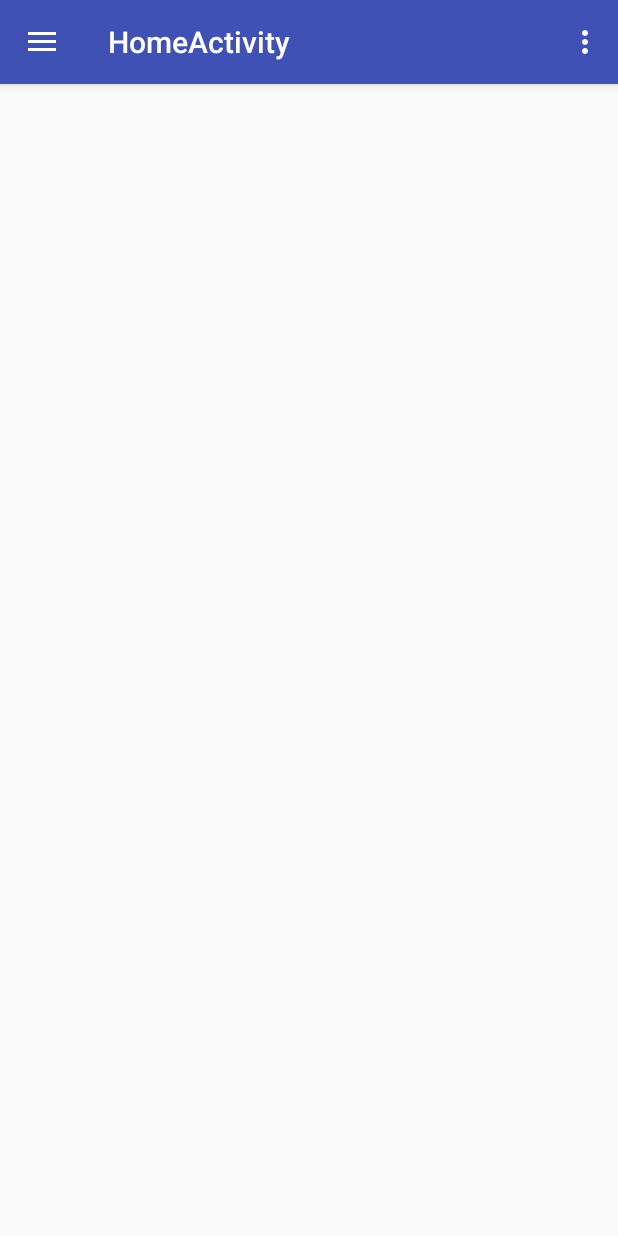
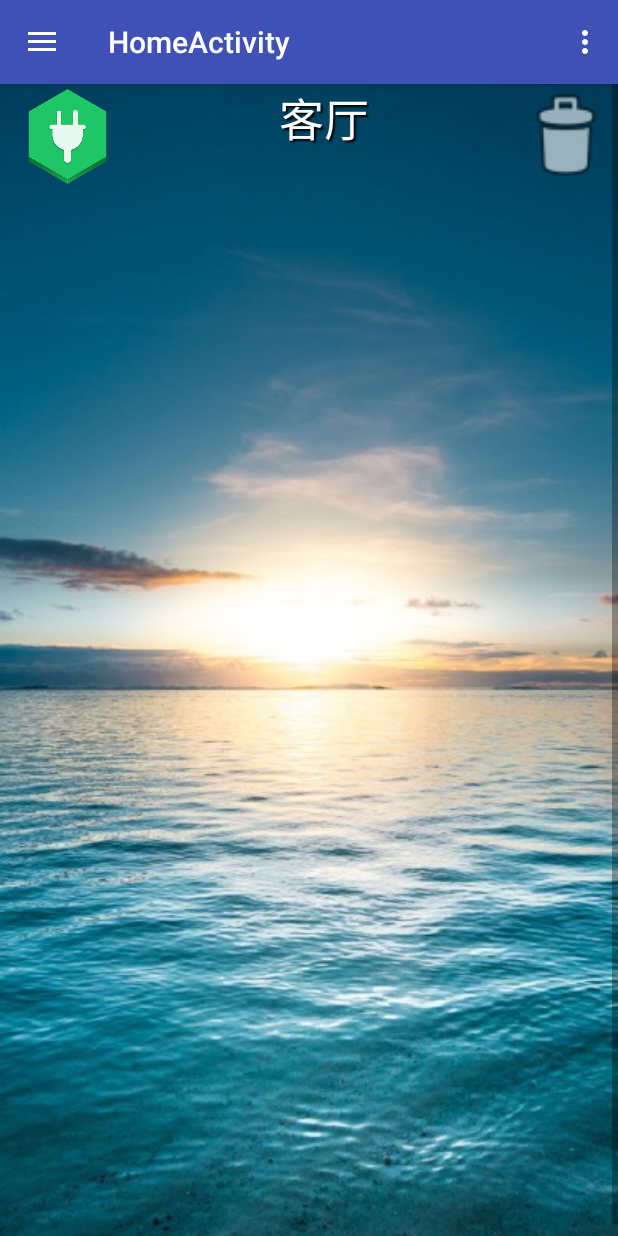
Before and after one commit to ZhaoYueNing/SmartHome, an Android app: the screen it shows after launch (HomeActivity), in the side drawer, after a tap on "设备列表", on a phone screen of 412 x 824 dp. Run offline under Robolectric (Android 15) with nearby library versions, the phone set to English and light mode, and no system bars; libraries missing offline, so code that uses them is left out: com.dd; network calls fail; 2 statements that could not run were skipped.

Commit message:
添加设备列表

```diff
--- a/app/build.gradle
+++ b/app/build.gradle
@@ -24,4 +24,7 @@ dependencies {
     testCompile 'junit:junit:4.12'
     compile 'com.android.support:appcompat-v7:23.4.0'
     compile 'com.android.support:design:23.4.0'
+    compile 'com.github.dmytrodanylyk.circular-progress-button:library:1.1.3'
+    compile 'com.android.support:support-v4:23.4.0'
+    compile 'com.android.support:recyclerview-v7:23.4.0'
 }
--- a/app/src/main/java/com/buynow/smarthome/activity/HomeActivity.java
+++ b/app/src/main/java/com/buynow/smarthome/activity/HomeActivity.java
@@ -1,10 +1,7 @@
 package com.buynow.smarthome.activity;
 
 import android.os.Bundle;
-import android.support.design.widget.FloatingActionButton;
-import android.support.design.widget.Snackbar;
 import android.support.v4.app.FragmentManager;
-import android.view.View;
 import android.support.design.widget.NavigationView;
 import android.support.v4.view.GravityCompat;
 import android.support.v4.widget.DrawerLayout;
@@ -13,9 +10,10 @@ import android.support.v7.app.AppCompatActivity;
 import android.support.v7.widget.Toolbar;
 import android.view.Menu;
 import android.view.MenuItem;
-import android.widget.Toast;
 
 import com.buynow.smarthome.R;
+import com.buynow.smarthome.fragment.AddNewDeviceFragment;
+import com.buynow.smarthome.fragment.DeviceListFragment;
 
 public class HomeActivity extends AppCompatActivity
         implements NavigationView.OnNavigationItemSelectedListener {
@@ -93,12 +91,15 @@ public class HomeActivity extends AppCompatActivity
         int id = item.getItemId();
         //// TODO: 设置菜单监听
         if (id == R.id.nav_addNewDevice) {
-            Toast.makeText(HomeActivity.this, "你好", Toast.LENGTH_SHORT).show();
-            // Handle the camera action
+            //进入添加设备界面
+            mFm.beginTransaction().replace(R.id.fl_home, new AddNewDeviceFragment()).commit();
+
         } else if (id == R.id.nav_deviceList) {
+            //进入设备列表
+            mFm.beginTransaction().replace(R.id.fl_home, new DeviceListFragment()).commit();
 
         } else if (id == R.id.nav_currentDevice) {
-
+            //当前设备
         }
 
         DrawerLayout drawer = (DrawerLayout) findViewById(R.id.drawer_layout);
--- /dev/null
+++ b/app/src/main/java/com/buynow/smarthome/dao/DeviceContainer.java
@@ -0,0 +1,54 @@
+package com.buynow.smarthome.dao;
+
+import com.buynow.smarthome.domain.Device;
+
+import java.util.LinkedList;
+import java.util.List;
+import java.util.UUID;
+
+/**
+ * Created by buynow on 16-6-9.
+ * 模块容器
+ * 封装sql处理
+ */
+public class DeviceContainer {
+    private static List<Device> sDeviceList = new LinkedList<Device>();
+
+    static {
+        //从数据库数据初始化容器
+        initData();
+    }
+
+
+    private static void initData() {
+        Device device = new Device();
+        device.setId(UUID.randomUUID().toString());
+        device.setName("客厅");
+
+        addDevice(device);
+    }
+
+    /**
+     * 添加设备
+     */
+    public static void addDevice( Device device) {
+        DeviceContainer.sDeviceList.add(device);
+        //sql处理
+
+    }
+
+    /**
+     * 移除操作
+     * @param device
+     * @return 删除成功返回true
+     */
+    public static boolean  removeDervice(Device device) {
+        return sDeviceList.remove(device);
+    }
+
+    public static List<Device> get() {
+        return sDeviceList;
+    }
+
+
+}
--- /dev/null
+++ b/app/src/main/java/com/buynow/smarthome/domain/Device.java
@@ -0,0 +1,55 @@
+package com.buynow.smarthome.domain;
+
+import java.text.DecimalFormat;
+import java.util.LinkedList;
+import java.util.List;
+import java.util.Map;
+
+/**
+ * Created by buynow on 16-6-9.
+ */
+public class Device {
+    //模块类型
+    private int type;
+    //模块的指令集
+    private Map<String,String> cmds;
+    //模块的名称
+    private String name;
+    //模块的ID
+    private String id;
+
+    public Device(){}
+
+    //set & get
+    public int getType() {
+        return type;
+    }
+
+    public void setType(int type) {
+        this.type = type;
+    }
+
+    public Map<String, String> getCmds() {
+        return cmds;
+    }
+
+    public void setCmds(Map<String, String> cmds) {
+        this.cmds = cmds;
+    }
+
+    public String getName() {
+        return name;
+    }
+
+    public void setName(String name) {
+        this.name = name;
+    }
+
+    public String getId() {
+        return id;
+    }
+
+    public void setId(String id) {
+        this.id = id;
+    }
+}
--- /dev/null
+++ b/app/src/main/java/com/buynow/smarthome/fragment/AddNewDeviceFragment.java
@@ -0,0 +1,115 @@
+package com.buynow.smarthome.fragment;
+
+import android.os.Bundle;
+import android.os.Handler;
+import android.os.Message;
+import android.support.annotation.Nullable;
+import android.support.v4.app.Fragment;
+import android.view.LayoutInflater;
+import android.view.View;
+import android.view.ViewGroup;
+import android.widget.EditText;
+
+import com.buynow.smarthome.R;
+import com.buynow.smarthome.domain.Device;
+import com.dd.CircularProgressButton;
+
+import java.io.BufferedOutputStream;
+import java.io.BufferedWriter;
+import java.io.IOException;
+import java.io.OutputStreamWriter;
+import java.io.PrintStream;
+import java.io.PrintWriter;
+import java.net.Socket;
+
+/**
+ * Created by buynow on 16-6-9.
+ */
+public class AddNewDeviceFragment  extends Fragment{
+    //模块ip地址
+    private final String DERVICE_IP = "192.168.4.1";
+    //模块端口号
+    private final int DERVICE_PORT = 8080;
+
+    private CircularProgressButton bt_initDevice;
+    private EditText et_wifiName;
+    private EditText et_wifiPassword;
+    private View mView;
+/*    private Handler mHandler = new Handler(){
+        @Override
+        public void handleMessage(Message msg) {
+            super.handleMessage(msg);
+        }
+    };*/
+
+    public AddNewDeviceFragment() {
+
+    }
+
+    @Nullable
+    @Override
+    public View onCreateView(LayoutInflater inflater, @Nullable ViewGroup container, @Nullable Bundle savedInstanceState) {
+        mView = inflater.inflate(R.layout.fragm_add_new_device, null);
+
+        //初始化数据
+        //初始化各组件
+        initData();
+        //初始化事件
+        initEvent();
+        return mView;
+    }
+
+    private void initEvent() {
+        //点击按钮
+        bt_initDevice.setOnClickListener(new View.OnClickListener() {
+            @Override
+            public void onClick(View v) {
+                //初始化模块
+                initDevice();
+
+            }
+        });
+    }
+
+    /**
+     * 初始化模块
+     * 1.通过TCP链接到模块
+     * (TCP 192.168.4.1:8080 模块为服务端)
+     * 2.为模块分配ID(通过UUID随机分配)
+     * 3.传递模块需要的wifi名及密码
+     */
+    private void initDevice() {
+        //TODO init dervice
+        new Thread(new Runnable() {
+            @Override
+            public void run() {
+                //通过tcp连接模块
+                try {
+                    String wifiName = et_wifiName.getText().toString();
+                    String wifiPassword = et_wifiPassword.getText().toString();
+
+                    Socket socket= new Socket(DERVICE_IP,DERVICE_PORT);
+                    PrintWriter out = new PrintWriter(
+                            new BufferedWriter(new OutputStreamWriter(
+                                    socket.getOutputStream())), true);
+
+                    //为设备设置id
+
+                    //传输给设备需要连入的wifi名及其密码
+
+                    //添加设备到设备列表
+
+                } catch (IOException e) {
+                    e.printStackTrace();
+                }
+            }
+        });
+
+    }
+
+    private void initData() {
+        et_wifiName = (EditText) mView.findViewById(R.id.et_wifiName);
+        et_wifiPassword = (EditText) mView.findViewById(R.id.et_wifiPassword);
+        bt_initDevice = (CircularProgressButton) mView.findViewById(R.id.bt_initDevice);
+    }
+}
--- /dev/null
+++ b/app/src/main/java/com/buynow/smarthome/fragment/DeviceListFragment.java
@@ -0,0 +1,93 @@
+package com.buynow.smarthome.fragment;
+
+
+import android.content.Context;
+import android.os.Bundle;
+import android.support.annotation.Nullable;
+import android.support.v4.app.Fragment;
+import android.view.LayoutInflater;
+import android.view.View;
+import android.view.ViewGroup;
+import android.widget.ArrayAdapter;
+import android.widget.ImageView;
+import android.widget.ListView;
+import android.widget.TextView;
+
+import com.buynow.smarthome.R;
+import com.buynow.smarthome.dao.DeviceContainer;
+import com.buynow.smarthome.domain.Device;
+
+import java.util.List;
+
+
+public class DeviceListFragment extends Fragment{
+    private ListView lv_derviceList;
+    private DeviceListAdapter mAdapter;
+
+    @Nullable
+    @Override
+    public View onCreateView(LayoutInflater inflater, @Nullable ViewGroup container, @Nullable Bundle savedInstanceState) {
+        View view = inflater.inflate(R.layout.fragment_dervice_list, null);
+        lv_derviceList = (ListView) view.findViewById(R.id.lv_derviceList);
+        List<Device> devices = DeviceContainer.get();
+        mAdapter = new DeviceListAdapter(getActivity(), R.layout.item_dervice,devices );
+        lv_derviceList.setAdapter(mAdapter);
+        return view;
+    }
+
+
+    class DeviceListAdapter extends ArrayAdapter<Device>{
+        private int mResource;
+        private Context mContext;
+        private List<Device> mDevices;
+
+        @Override
+        public int getCount() {
+            if (mDevices == null) {
+                return 0;
+            }
+            return mDevices.size();
+        }
+
+        public DeviceListAdapter(Context context, int resource, List<Device> devices) {
+            super(context, resource, devices);
+            this.mContext = context;
+            this.mDevices = devices;
+            this.mResource = resource;
+        }
+
+        @Override
+        public View getView(final int position, View convertView, ViewGroup parent) {
+            final Device device = mDevices.get(position);
+            LayoutInflater inflater = LayoutInflater.from(mContext);
+            View view = inflater.inflate(R.layout.item_dervice, null);
+            ImageView iv_loge = (ImageView) view.findViewById(R.id.iv_loge);
+            ImageView iv_remove = (ImageView) view.findViewById(R.id.iv_remove);
+            TextView tv_deviceNmae = (TextView) view.findViewById(R.id.tv_derviceName);
+            tv_deviceNmae.setText(device.getName());
+            setLoge(iv_loge,device.getType());
+            iv_remove.setOnClickListener(new View.OnClickListener() {
+                @Override
+                public void onClick(View v) {
+                    //如果删除成功刷新list
+                    if (DeviceContainer.removeDervice(device)) {
+                        refresh();
+                    }
+                }
+            });
+            return view;
+        }
+    }
+
+    //为不同模块设置不同loge
+    private void setLoge(ImageView iv_loge, int type) {
+        //TODO 为不同模块设置不同loge
+    }
+
+    /**
+     * 刷新列表显示
+     */
+    private void refresh() {
+        mAdapter.notifyDataSetChanged();
+    }
+}
--- a/app/src/main/java/com/buynow/smarthome/utils/StreamToools.java
+++ b/app/src/main/java/com/buynow/smarthome/utils/StreamToools.java
@@ -19,6 +19,9 @@ public class StreamToools {
 	 * @return 字符串
 	 */
 	public static String getString(InputStream in){
+		if (in == null) {
+			return null;
+		}
 		InputStreamReader isr = new InputStreamReader(in);
 		ByteArrayOutputStream baos = new ByteArrayOutputStream();
 		byte[] array = new byte[1024];
--- a/app/src/main/res/layout/content_home.xml
+++ b/app/src/main/res/layout/content_home.xml
@@ -5,10 +5,7 @@
     xmlns:tools="http://schemas.android.com/tools"
     android:layout_width="match_parent"
     android:layout_height="match_parent"
-    android:paddingBottom="@dimen/activity_vertical_margin"
-    android:paddingLeft="@dimen/activity_horizontal_margin"
-    android:paddingRight="@dimen/activity_horizontal_margin"
-    android:paddingTop="@dimen/activity_vertical_margin"
+    android:background="@drawable/bg"
     app:layout_behavior="@string/appbar_scrolling_view_behavior"
     tools:context="com.buynow.smarthome.activity.HomeActivity"
     tools:showIn="@layout/app_bar_home">
--- /dev/null
+++ b/app/src/main/res/layout/fragment_dervice_list.xml
@@ -0,0 +1,14 @@
+<?xml version="1.0" encoding="utf-8"?>
+<LinearLayout xmlns:android="http://schemas.android.com/apk/res/android"
+              android:layout_width="wrap_content"
+              android:layout_height="wrap_content"
+              android:orientation="horizontal">
+
+    <ListView
+        android:id="@+id/lv_derviceList"
+        android:layout_width="match_parent"
+        android:layout_height="match_parent">
+
+    </ListView>
+
+</LinearLayout>
--- /dev/null
+++ b/app/src/main/res/layout/item_dervice.xml
@@ -0,0 +1,40 @@
+<?xml version="1.0" encoding="utf-8"?>
+<LinearLayout
+android:layout_width="wrap_content"
+android:layout_height="70dp"
+android:background="@drawable/bg"
+xmlns:android="http://schemas.android.com/apk/res/android">
+
+<ImageView
+    android:id="@+id/iv_loge"
+    android:layout_width="90dp"
+    android:layout_height="70dp"
+    android:src="@drawable/power"/>
+<RelativeLayout
+    android:layout_width="0dp"
+    android:layout_weight="1"
+    android:layout_height="wrap_content"
+    android:gravity="center">
+    <TextView
+        android:id="@+id/tv_derviceName"
+        android:textColor="#ffffff"
+        android:layout_width="wrap_content"
+        android:layout_height="wrap_content"
+        android:shadowColor="#000000"
+        android:shadowDx="2"
+        android:shadowDy="2"
+        android:layout_centerVertical="true"
+        android:textSize="30sp"
+        android:shadowRadius="1"
+        android:text="Name"/>
+
+
+</RelativeLayout>
+<ImageView
+    android:id="@+id/iv_remove"
+    android:layout_width="70dp"
+    android:layout_height="70dp"
+    android:src="@android:drawable/ic_menu_delete"/>
+
+
+</LinearLayout>
--- a/app/src/main/res/menu/activity_home_drawer.xml
+++ b/app/src/main/res/menu/activity_home_drawer.xml
@@ -6,6 +6,14 @@
             android:id="@+id/nav_addNewDevice"
             android:icon="@android:drawable/ic_menu_add"
             android:title="添加一台新设备"/>
+        <item
+            android:id="@+id/nav_deviceList"
+            android:icon="@android:drawable/btn_star_big_off"
+            android:title="设备列表"/>
+        <item
+            android:id="@+id/nav_currentDevice"
+            android:icon="@android:drawable/btn_star_big_off"
+            android:title="当前设备"/>
         <!--<item
             android:id="@+id/nav_gallery"
             android:icon="@drawable/ic_menu_gallery"
@@ -22,14 +30,7 @@
 
     <item android:title="设备管理">
         <menu>
-            <item
-                android:id="@+id/nav_deviceList"
-                android:icon="@android:drawable/btn_star_big_off"
-                android:title="设备列表"/>
-            <item
-                android:id="@+id/nav_currentDevice"
-                android:icon="@android:drawable/btn_star_big_off"
-                android:title="当前设备"/>
+
         </menu>
     </item>
 
--- a/app/src/main/res/values/dimens.xml
+++ b/app/src/main/res/values/dimens.xml
@@ -6,4 +6,5 @@
     <dimen name="nav_header_vertical_spacing">16dp</dimen>
     <dimen name="nav_header_height">160dp</dimen>
     <dimen name="fab_margin">16dp</dimen>
+    <dimen name="text_margin">16dp</dimen>
 </resources>
--- a/app/src/main/res/values/strings.xml
+++ b/app/src/main/res/values/strings.xml
@@ -1,10 +1,11 @@
 <resources>
     <string name="app_name">SmartHome</string>
-    <string name="updateUrl">http://119.29.241.112:8080/buynow/myAppData/SmartHome/updateinfo</string>
+    <string name="updateUrl">http://119.29.241.112:8080/buynow/myAppData/SmartHome/SmartHome_update_info</string>
     <string name="title_activity_home">HomeActivity</string>
 
     <string name="navigation_drawer_open">Open navigation drawer</string>
     <string name="navigation_drawer_close">Close navigation drawer</string>
 
     <string name="action_settings">Settings</string>
+    <string name="dervice_ip">192.168.4.1</string>
 </resources>
```
Also changed, not shown: app/src/main/AndroidManifest.xml (+15 -0 lines), app/src/main/res/layout/fragm_add_new_device.xml (+23 -1 lines), app/src/main/res/drawable-v21/power.png (added).
